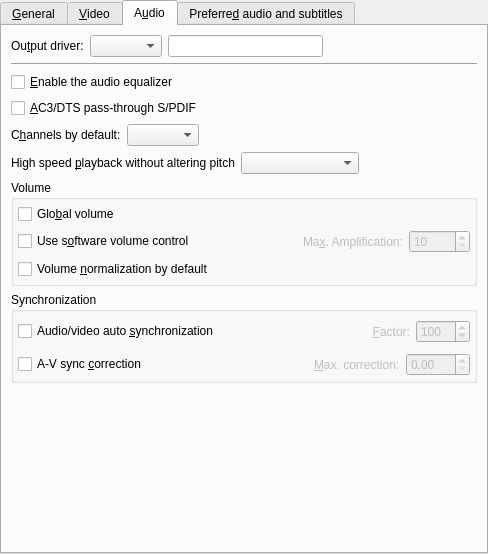
Above: src/prefgeneral.ui from wilbert2000/wzplayer before the change. Below: the same form after it.
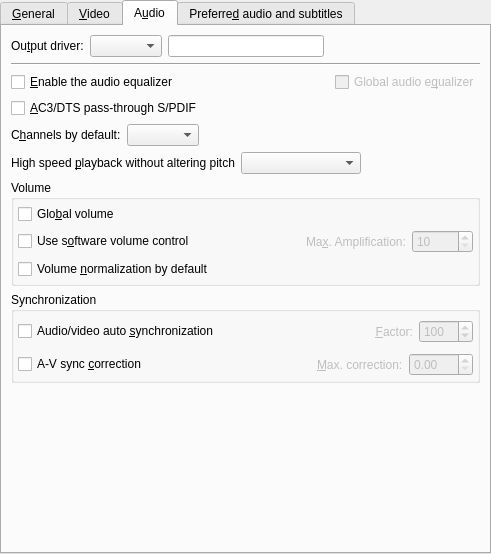
That is the form after the change. The open tabs and pages were chosen to show the change. Custom widgets are drawn as their Qt base class.

Commit message: Add the option 'Global audio equalizer' in preferences -> general -> audio

```diff
--- a/src/prefgeneral.ui
+++ b/src/prefgeneral.ui
@@ -6,7 +6,7 @@
    <rect>
     <x>0</x>
     <y>0</y>
-    <width>488</width>
+    <width>491</width>
     <height>554</height>
    </rect>
   </property>
@@ -534,7 +534,7 @@
       <attribute name="title">
        <string>A&amp;udio</string>
       </attribute>
-      <layout class="QVBoxLayout">
+      <layout class="QVBoxLayout" name="verticalLayout">
        <item>
         <layout class="QHBoxLayout">
          <item>
@@ -595,11 +595,38 @@
         </widget>
        </item>
        <item>
-        <widget class="QCheckBox" name="audio_equalizer_check">
-         <property name="text">
-          <string>&amp;Enable the audio equalizer</string>
-         </property>
-        </widget>
+        <layout class="QHBoxLayout" name="horizontalLayout">
+         <item>
+          <widget class="QCheckBox" name="audio_equalizer_check">
+           <property name="text">
+            <string>&amp;Enable the audio equalizer</string>
+           </property>
+          </widget>
+         </item>
+         <item>
+          <spacer name="horizontalSpacer">
+           <property name="orientation">
+            <enum>Qt::Horizontal</enum>
+           </property>
+           <property name="sizeHint" stdset="0">
+            <size>
+             <width>40</width>
+             <height>20</height>
+            </size>
+           </property>
+          </spacer>
+         </item>
+         <item>
+          <widget class="QCheckBox" name="global_audio_equalizer_check">
+           <property name="enabled">
+            <bool>false</bool>
+           </property>
+           <property name="text">
+            <string>Global audio e&amp;qualizer</string>
+           </property>
+          </widget>
+         </item>
+        </layout>
        </item>
        <item>
         <widget class="QCheckBox" name="hwac3_check">
```
Left out of the diff: 17 changed lines with no effect on the pictures. The commit also changes 1 other file.
